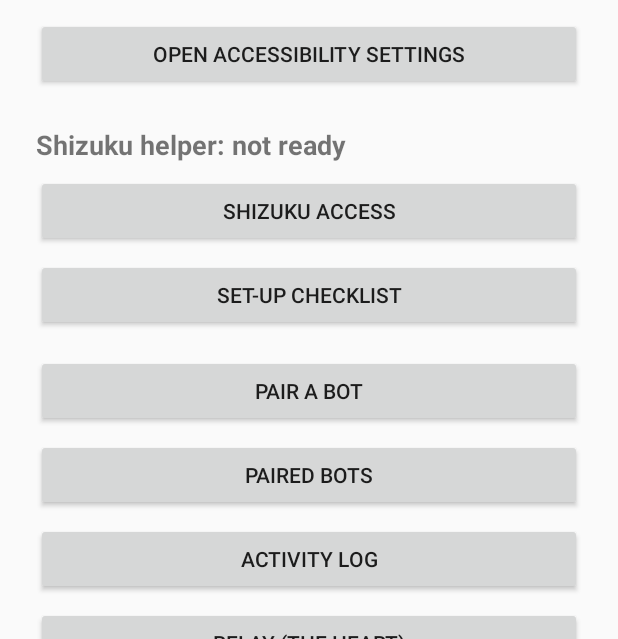
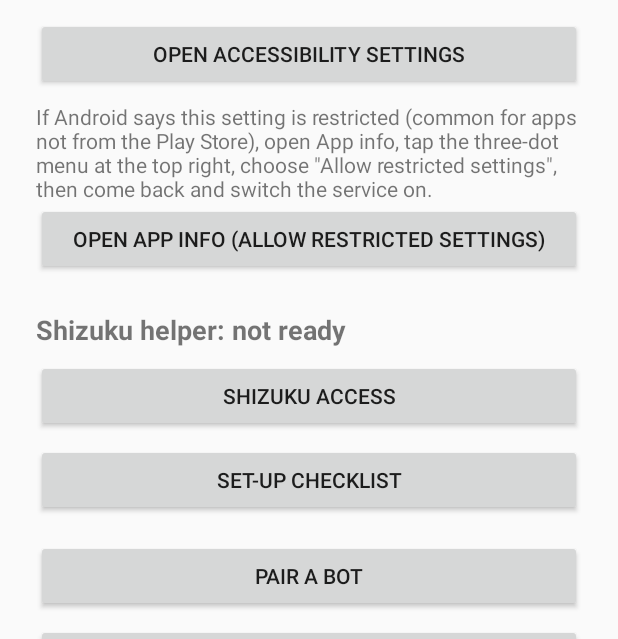
Before and after one commit to michaelhight4/PhoneBridge, an Android app: the screen it shows after launch (MainActivity), on a phone screen of 412 x 824 dp, the part 597-1236 px from its top. Run offline under Robolectric (Android 15) with nearby library versions, the phone set to English and light mode, and no system bars; libraries missing offline, so code that uses them is left out: moe.shizuku.server, rikka.shizuku; 9 statements that could not run were skipped.

Commit message:
Fix Android start crash: start the bridge service as specialUse and add mediaProjection only after screen-capture consent; add a Last crash screen with Copy and a restricted-settings hint

```diff
--- a/android/app/src/main/java/dev/phonebridge/app/BridgeApp.kt
+++ b/android/app/src/main/java/dev/phonebridge/app/BridgeApp.kt
@@ -10,6 +10,7 @@ import android.app.Application
 class BridgeApp : Application() {
     override fun onCreate() {
         super.onCreate()
+        CrashReporter.install(this)
         BridgeRuntime.init(this)
     }
 }
--- a/android/app/src/main/java/dev/phonebridge/app/BridgeRuntime.kt
+++ b/android/app/src/main/java/dev/phonebridge/app/BridgeRuntime.kt
@@ -144,6 +144,8 @@ object BridgeRuntime {
         val data = mediaProjectionData ?: return null
         mediaProjection?.let { return it }
         val manager = ctx.getSystemService(MediaProjectionManager::class.java) ?: return null
+        // Android 14+ needs a running foreground service of type mediaProjection before this call.
+        BridgeHub.service?.enterForeground(withProjection = true)
         return try {
             val mp = manager.getMediaProjection(code, data)
             mediaProjection = mp
--- /dev/null
+++ b/android/app/src/main/java/dev/phonebridge/app/CrashReporter.kt
@@ -0,0 +1,81 @@
+package dev.phonebridge.app
+
+import android.content.Context
+import android.os.Build
+import android.util.Log
+import java.io.File
+import java.io.PrintWriter
+import java.io.StringWriter
+import java.text.SimpleDateFormat
+import java.util.Date
+import java.util.Locale
+
+/**
+ * Keeps the last crash on disk so the next launch can show it on the "Last crash" screen with a Copy
+ * button. Nothing is sent anywhere; the report stays on the phone until the user copies or clears it.
+ */
+object CrashReporter {
+    private const val TAG = "PhoneBridge"
+    private const val FILE = "last_crash.txt"
+    private const val SEEN = "last_crash.seen"
+
+    @Volatile
+    private var installed = false
+
+    fun install(context: Context) {
+        if (installed) return
+        installed = true
+        val app = context.applicationContext
+        val previous = Thread.getDefaultUncaughtExceptionHandler()
+        Thread.setDefaultUncaughtExceptionHandler { thread, error ->
+            runCatching { write(app, "Crash on thread ${thread.name}", error) }
+            if (previous != null) previous.uncaughtException(thread, error) else {
+                android.os.Process.killProcess(android.os.Process.myPid())
+                System.exit(10)
+            }
+        }
+    }
+
+    /** Records a problem the app survived (for example a service that could not start). */
+    fun recordHandled(context: Context, what: String, error: Throwable) {
+        Log.e(TAG, what, error)
+        runCatching { write(context.applicationContext, what, error) }
+    }
+
+    fun lastCrash(context: Context): String? {
+        val file = File(context.filesDir, FILE)
+        return if (file.isFile) runCatching { file.readText() }.getOrNull() else null
+    }
+
+    /** True once per new crash report, so the screen opens by itself only one time. */
+    fun takeUnseen(context: Context): Boolean {
+        val crash = File(context.filesDir, FILE)
+        val seen = File(context.filesDir, SEEN)
+        if (!crash.isFile) return false
+        if (seen.isFile && seen.lastModified() >= crash.lastModified()) return false
+        runCatching { seen.writeText("seen") }
+        return true
+    }
+
+    fun clear(context: Context) {
+        File(context.filesDir, FILE).delete()
+        File(context.filesDir, SEEN).delete()
+    }
+
+    private fun write(context: Context, what: String, error: Throwable) {
+        val trace = StringWriter().also { error.printStackTrace(PrintWriter(it)) }.toString()
+        val version = runCatching {
+            context.packageManager.getPackageInfo(context.packageName, 0).versionName
+        }.getOrNull() ?: "?"
+        val time = SimpleDateFormat("yyyy-MM-dd HH:mm:ss Z", Locale.US).format(Date())
+        val report = buildString {
+            appendLine("PhoneBridge $version")
+            appendLine("Android ${Build.VERSION.RELEASE} (API ${Build.VERSION.SDK_INT}), ${Build.MANUFACTURER} ${Build.MODEL}")
+            appendLine(time)
+            appendLine(what)
+            appendLine()
+            append(trace)
+        }
+        File(context.filesDir, FILE).writeText(report)
+    }
+}
--- a/android/app/src/main/java/dev/phonebridge/app/MainActivity.kt
+++ b/android/app/src/main/java/dev/phonebridge/app/MainActivity.kt
@@ -68,10 +68,19 @@ class MainActivity : Activity() {
         findViewById<Button>(R.id.test_screen_read).setOnClickListener {
             showScreenReadResult()
         }
+        findViewById<Button>(R.id.open_app_info).setOnClickListener {
+            SettingsLinks.openAppInfo(this)
+        }
+        findViewById<Button>(R.id.open_last_crash).setOnClickListener {
+            startActivity(Intent(this, CrashActivity::class.java))
+        }
+        if (CrashReporter.takeUnseen(this)) startActivity(Intent(this, CrashActivity::class.java))
     }
 
     override fun onResume() {
         super.onResume()
+        findViewById<Button>(R.id.open_last_crash).visibility =
+            if (CrashReporter.lastCrash(this) != null) android.view.View.VISIBLE else android.view.View.GONE
         refresh()
         refreshShizukuState()
     }
--- a/android/app/src/main/res/layout/activity_main.xml
+++ b/android/app/src/main/res/layout/activity_main.xml
@@ -70,6 +70,26 @@
             android:layout_height="wrap_content"
             android:layout_marginTop="12dp"
             android:text="@string/main_open_settings" />
+
+        <TextView
+            android:layout_width="match_parent"
+            android:layout_height="wrap_content"
+            android:layout_marginTop="8dp"
+            android:text="@string/main_restricted_hint"
+            android:textSize="14sp" />
+
+        <Button
+            android:id="@+id/open_app_info"
+            android:layout_width="match_parent"
+            android:layout_height="wrap_content"
+            android:text="@string/main_open_app_info" />
+
+        <Button
+            android:id="@+id/open_last_crash"
+            android:layout_width="match_parent"
+            android:layout_height="wrap_content"
+            android:visibility="gone"
+            android:text="@string/crash_title" />
 
         <TextView
             android:id="@+id/shizuku_state"
--- a/android/app/src/main/res/values/strings.xml
+++ b/android/app/src/main/res/values/strings.xml
@@ -144,4 +144,12 @@
     <string name="shizuku_already_ready">Shizuku is already running and PhoneBridge is allowed.</string>
     <string name="shizuku_reboot_hint">Shizuku has to be started again after every reboot. Open the Shizuku app and start it, then come back here.</string>
     <string name="shizuku_footer">Only bots you pair with the Full level can use these commands, and one bot drives at a time. You can revoke the permission in Shizuku at any point.</string>
+    <string name="main_restricted_hint">If Android says this setting is restricted (common for apps not from the Play Store), open App info, tap the three-dot menu at the top right, choose \"Allow restricted settings\", then come back and switch the service on.</string>
+    <string name="main_open_app_info">Open App info (allow restricted settings)</string>
+    <string name="crash_title">Last crash</string>
+    <string name="crash_hint">PhoneBridge stopped unexpectedly last time. The report below stays on this phone. Copy it and send it to whoever helps you with PhoneBridge.</string>
+    <string name="crash_none">No crash has been recorded.</string>
+    <string name="crash_copy">Copy</string>
+    <string name="crash_copied">Crash report copied</string>
+    <string name="crash_clear">Clear</string>
 </resources>
```
Also changed, not shown: android/app/src/main/AndroidManifest.xml (+8 -3 lines), android/app/src/main/java/dev/phonebridge/app/BridgeService.kt (+37 -6 lines), android/app/src/main/java/dev/phonebridge/app/CrashActivity.kt (added, +59 -0 lines), android/app/src/main/java/dev/phonebridge/app/SettingsLinks.kt (+9 -0 lines).
